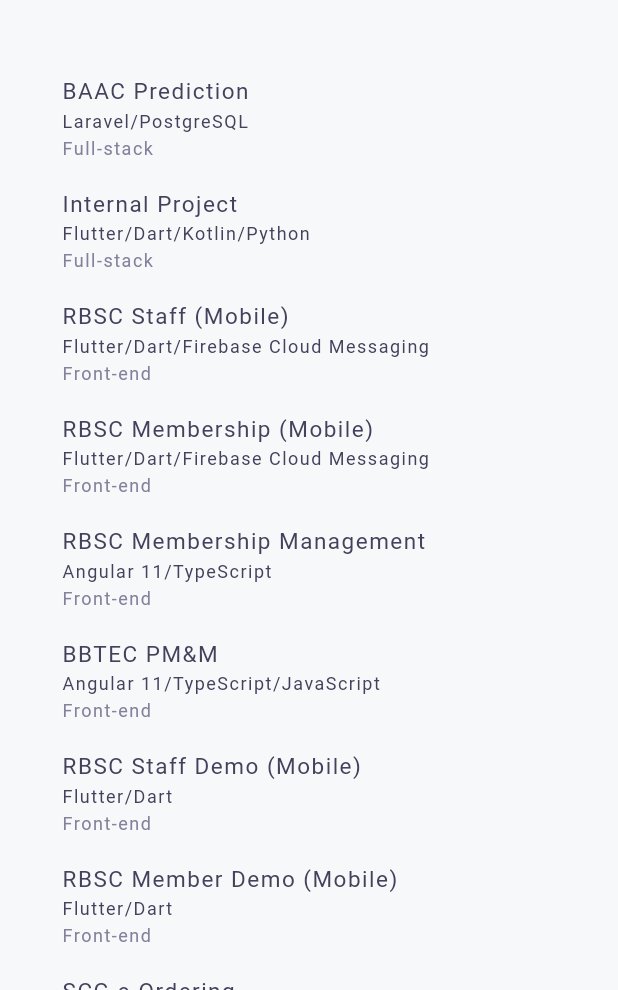
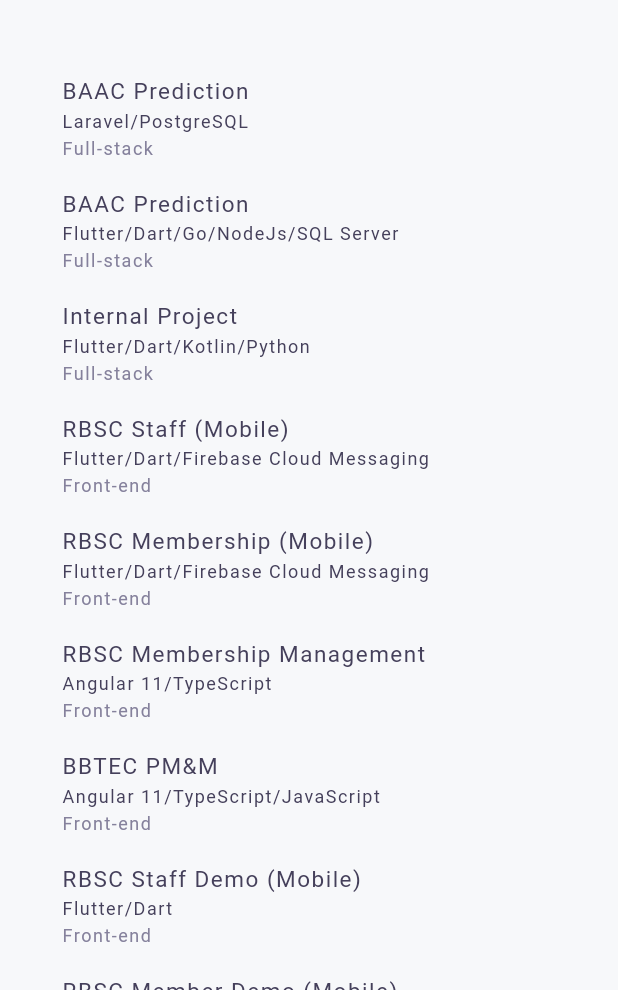
Before and after one commit to MangoStick/portfolio, a Flutter app: the AboutPage screen opened by its route, on a phone screen of 412 x 824 dp, the part 246-1236 px from its top. Run offline on Flutter 3.47's test engine with Material 2 defaults, Android fonts, the phone set to English and light mode, and no system bars; our stand-ins replace font_awesome_flutter; missing offline and left inert: dart:html; Roboto replaces fonts that are missing (NexaBold, NexaLight, ProductSans).

Commit message:
Update about.dart

```diff
--- a/lib/ui/about.dart
+++ b/lib/ui/about.dart
@@ -299,6 +299,12 @@ class AboutPage extends StatelessWidget {
       'Full-stack',
       '',
       'Laravel/PostgreSQL',
+      'BAAC Prediction',
+    ),
+    Education(
+      'Full-stack',
+      '',
+      'Flutter/Dart/Go/NodeJs/SQL Server',
       'BAAC Prediction',
     ),
     Education(
```
